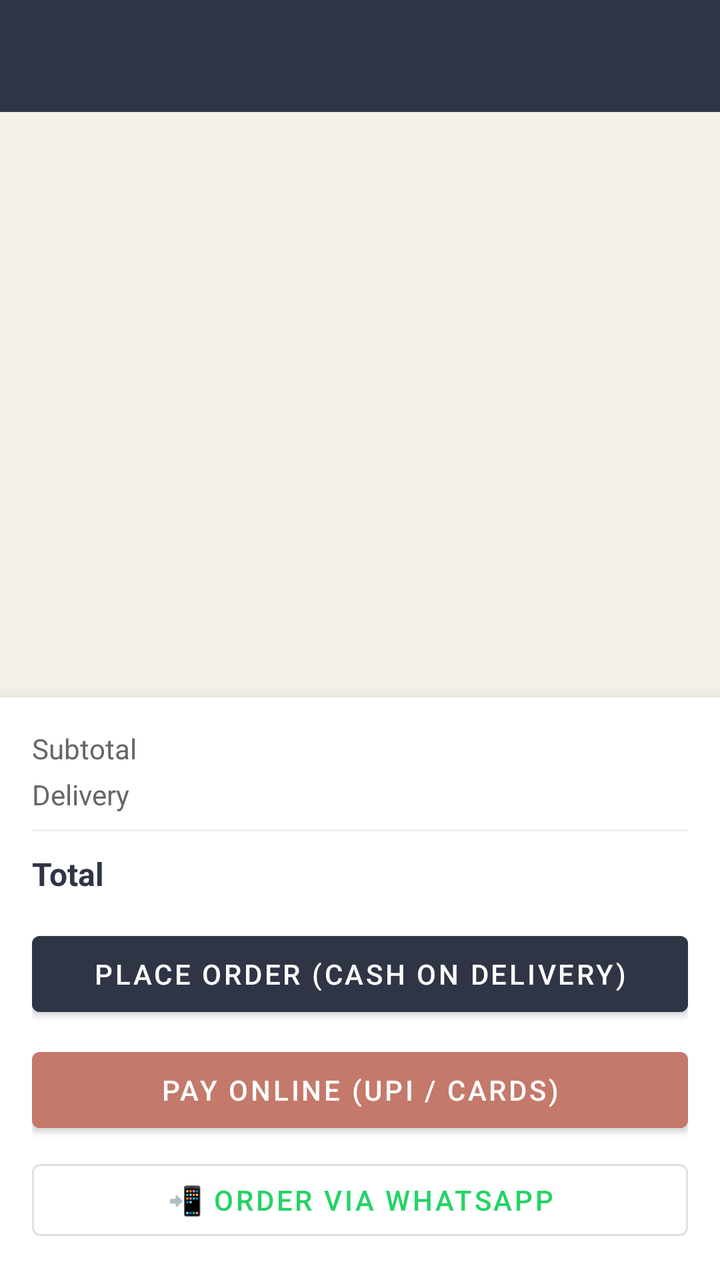
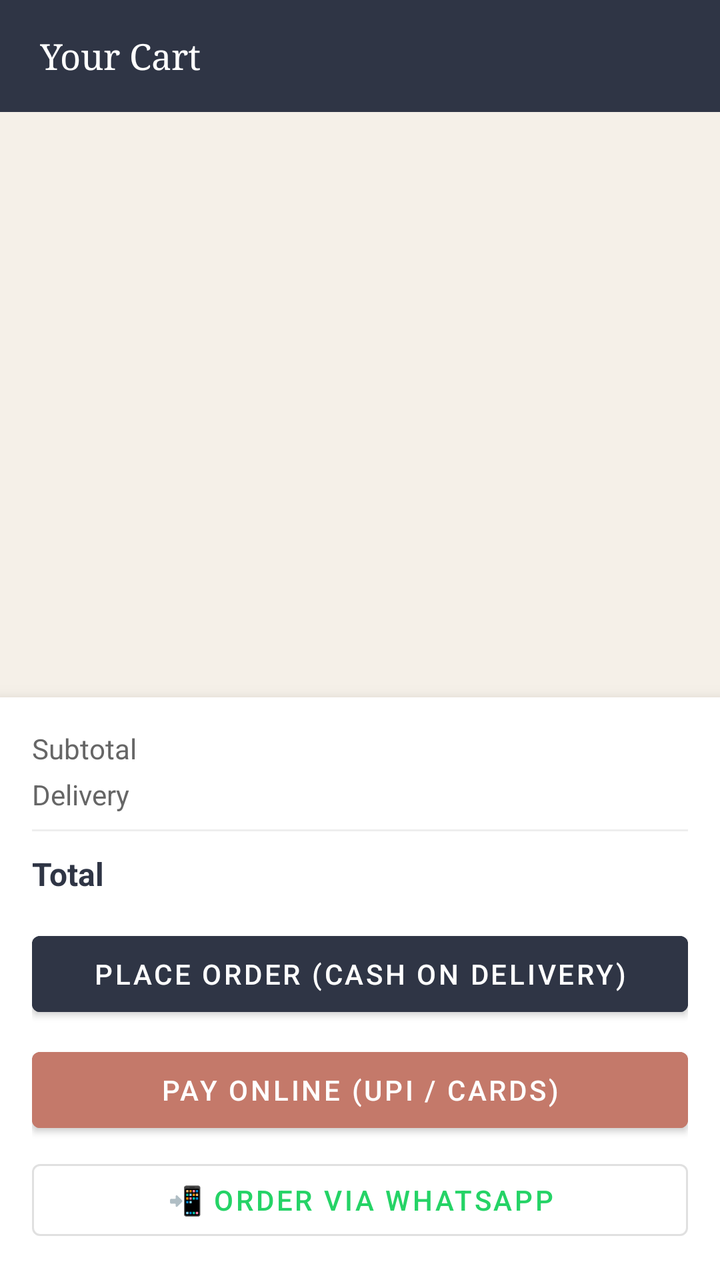

An Android layout rendered at two revisions. The XML below is the earlier revision; the diff shows what the commit changed to produce the second picture.
<!-- AndroidManifest.xml: application theme Theme.AlHabibiFeast -->
<!-- res/layout/fragment_cart.xml -->
<?xml version="1.0" encoding="utf-8"?>
<LinearLayout xmlns:android="http://schemas.android.com/apk/res/android"
    android:layout_width="match_parent"
    android:layout_height="match_parent"
    android:orientation="vertical"
    android:background="#F5F0E8">

    
    <LinearLayout android:layout_width="match_parent" android:layout_height="56dp"
        android:background="@color/navy" android:gravity="center_vertical" android:paddingStart="20dp">
        <TextView android:text="Your Cart" android:textColor="#FFFFFF" android:textSize="18sp" android:fontFamily="serif"/>
    </LinearLayout>

    
    <LinearLayout android:id="@+id/cartEmpty" android:layout_width="match_parent"
        android:layout_height="match_parent" android:orientation="vertical"
        android:gravity="center" android:visibility="gone">
        <TextView android:text="🛒" android:textSize="56sp" android:gravity="center"
            android:layout_width="match_parent" android:layout_height="wrap_content"/>
        <TextView android:text="Your cart is empty" android:textSize="18sp" android:textColor="@color/navy"
            android:fontFamily="serif" android:gravity="center" android:layout_marginTop="12dp"
            android:layout_width="match_parent" android:layout_height="wrap_content"/>
        <TextView android:text="Add some fresh cuts to get started" android:textSize="14sp"
            android:textColor="#888888" android:gravity="center" android:layout_marginTop="4dp"
            android:layout_width="match_parent" android:layout_height="wrap_content"/>
    </LinearLayout>

    
    <androidx.recyclerview.widget.RecyclerView
        android:id="@+id/rvCart"
        android:layout_width="match_parent"
        android:layout_height="0dp"
        android:layout_weight="1"
        android:padding="8dp"
        android:clipToPadding="false"/>

    
    <androidx.cardview.widget.CardView
        android:id="@+id/checkoutCard"
        xmlns:app="http://schemas.android.com/apk/res-auto"
        android:layout_width="match_parent"
        android:layout_height="wrap_content"
        app:cardCornerRadius="0dp"
        app:cardElevation="8dp">

        <LinearLayout android:layout_width="match_parent" android:layout_height="wrap_content"
            android:orientation="vertical" android:padding="16dp" android:background="@color/white">

            
            <LinearLayout android:layout_width="match_parent" android:layout_height="wrap_content"
                android:orientation="horizontal">
                <TextView android:text="Subtotal" android:textColor="#666666" android:textSize="14sp"
                    android:layout_width="0dp" android:layout_height="wrap_content" android:layout_weight="1"/>
                <TextView android:id="@+id/tvSubtotal" android:textColor="@color/navy" android:textSize="14sp"
                    android:layout_width="wrap_content" android:layout_height="wrap_content"/>
            </LinearLayout>

            <LinearLayout android:layout_width="match_parent" android:layout_height="wrap_content"
                android:orientation="horizontal" android:layout_marginTop="4dp">
                <TextView android:text="Delivery" android:textColor="#666666" android:textSize="14sp"
                    android:layout_width="0dp" android:layout_height="wrap_content" android:layout_weight="1"/>
                <TextView android:id="@+id/tvShipping" android:textColor="@color/ok" android:textSize="14sp"
                    android:layout_width="wrap_content" android:layout_height="wrap_content"/>
            </LinearLayout>

            <View android:layout_width="match_parent" android:layout_height="1dp"
                android:background="#EEEEEE" android:layout_marginTop="8dp" android:layout_marginBottom="8dp"/>

            <LinearLayout android:layout_width="match_parent" android:layout_height="wrap_content"
                android:orientation="horizontal">
                <TextView android:text="Total" android:textColor="@color/navy" android:textSize="16sp"
                    android:textStyle="bold" android:layout_width="0dp" android:layout_height="wrap_content" android:layout_weight="1"/>
                <TextView android:id="@+id/tvTotal" android:textColor="@color/navy" android:textSize="18sp"
                    android:textStyle="bold" android:layout_width="wrap_content" android:layout_height="wrap_content"/>
            </LinearLayout>

            
            <Button android:id="@+id/btnCod"
                android:layout_width="match_parent" android:layout_height="50dp"
                android:text="Place Order (Cash on Delivery)"
                android:layout_marginTop="14dp"
                style="@style/Widget.MaterialComponents.Button"
                android:backgroundTint="@color/navy" android:textColor="@color/white"/>

            <Button android:id="@+id/btnOnline"
                android:layout_width="match_parent" android:layout_height="50dp"
                android:text="Pay Online (UPI / Cards)"
                android:layout_marginTop="8dp"
                style="@style/Widget.MaterialComponents.Button"
                android:backgroundTint="@color/terra" android:textColor="@color/white"/>

            <Button android:id="@+id/btnWhatsapp"
                android:layout_width="match_parent" android:layout_height="48dp"
                android:text="📲 Order via WhatsApp"
                android:layout_marginTop="6dp"
                style="@style/Widget.MaterialComponents.Button.OutlinedButton"
                android:textColor="#25D366"/>

        </LinearLayout>
    </androidx.cardview.widget.CardView>
</LinearLayout>
<!-- resources referenced by this layout -->
<resources>
  <color name="navy">#2F3545</color>
  <color name="ok">#2E7D52</color>
  <color name="terra">#C4796A</color>
  <color name="white">#FFFFFF</color>
  <style name="Theme.AlHabibiFeast" parent="Theme.MaterialComponents.DayNight.NoActionBar">
          <item name="colorPrimary">@color/terra</item>
          <item name="colorPrimaryVariant">@color/navy</item>
          <item name="colorOnPrimary">@color/white</item>
          <item name="colorSecondary">@color/gold</item>
          <item name="android:statusBarColor">@color/navy</item>
          <item name="android:navigationBarColor">@color/white</item>
          <item name="chipStyle">@style/ChipStyle</item>
      </style>
  <color name="gold">#CAA05A</color>
  <style name="ChipStyle" parent="Widget.MaterialComponents.Chip.Filter">
          <item name="chipBackgroundColor">@color/white</item>
          <item name="checkedIconEnabled">false</item>
          <item name="chipStrokeColor">@color/terra</item>
          <item name="chipStrokeWidth">1dp</item>
          <item name="android:textColor">@color/navy</item>
      </style>
</resources>

<!-- the commit's change to res/layout/fragment_cart.xml (unified diff, before → after) -->
@@ -8,7 +8,8 @@
     
     <LinearLayout android:layout_width="match_parent" android:layout_height="56dp"
         android:background="@color/navy" android:gravity="center_vertical" android:paddingStart="20dp">
-        <TextView android:text="Your Cart" android:textColor="#FFFFFF" android:textSize="18sp" android:fontFamily="serif"/>
+        <TextView android:text="Your Cart" android:textColor="#FFFFFF" android:textSize="18sp" android:fontFamily="serif"
+            android:layout_width="wrap_content" android:layout_height="wrap_content"/>
     </LinearLayout>
 
     
